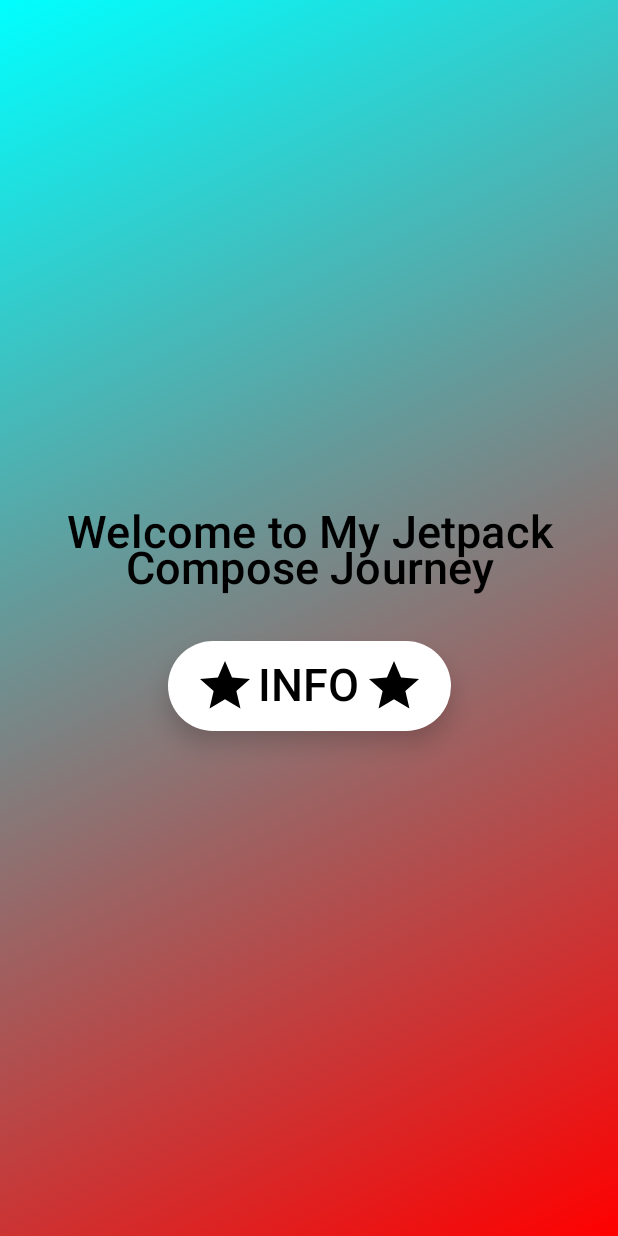
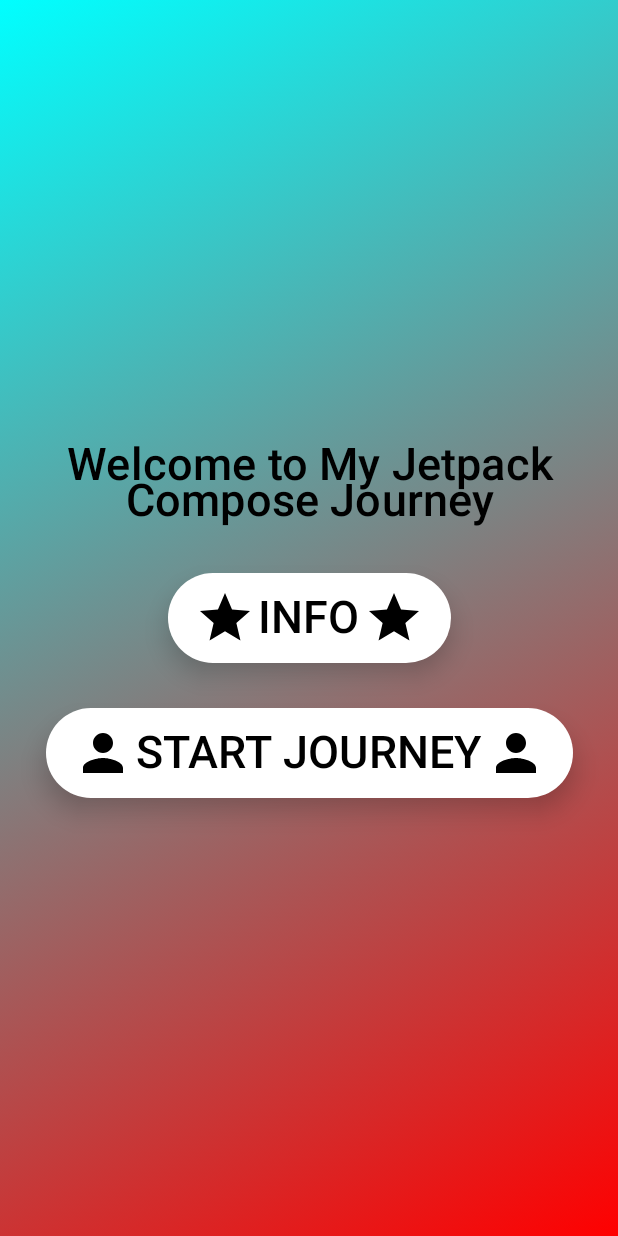
Before and after one commit to DominicPrzygonski/Mobile-Programming-2-Practical-01, an Android app built with Jetpack Compose: the screen it shows after launch (MainActivity), on a phone screen of 412 x 824 dp. Run offline under Robolectric (Android 15) with nearby library versions, the light colour scheme and no system bars.

Commit message:
Adding Assignment 03 - Practical 02 work

```diff
--- a/app/src/main/AndroidManifest.xml
+++ b/app/src/main/AndroidManifest.xml
@@ -9,6 +9,11 @@
         android:roundIcon="@mipmap/ic_launcher_round"
         android:supportsRtl="true"
         android:theme="@style/Theme.MyJetPackComposeJourney">
+        <activity
+            android:name=".PersonalDetails"
+            android:exported="false"
+            android:label="@string/title_activity_personal_details"
+            android:theme="@style/Theme.MyJetPackComposeJourney" />
         <activity
             android:name=".MainActivity"
             android:exported="true"
--- a/app/src/main/java/za/ac/cput/MainActivity.kt
+++ b/app/src/main/java/za/ac/cput/MainActivity.kt
@@ -1,5 +1,6 @@
 package za.ac.cput
 
+import android.content.Intent
 import android.os.Bundle
 import androidx.activity.ComponentActivity
 import androidx.activity.compose.setContent
@@ -8,6 +9,7 @@ import androidx.compose.foundation.layout.*
 import androidx.compose.foundation.shape.RoundedCornerShape
 import androidx.compose.material.*
 import androidx.compose.material.icons.Icons
+import androidx.compose.material.icons.filled.Person
 import androidx.compose.material.icons.filled.Star
 import androidx.compose.runtime.Composable
 import androidx.compose.runtime.MutableState
@@ -16,6 +18,7 @@ import androidx.compose.runtime.remember
 import androidx.compose.ui.Alignment
 import androidx.compose.ui.Modifier
 import androidx.compose.ui.graphics.Brush
+import androidx.compose.ui.platform.LocalContext
 import androidx.compose.ui.res.colorResource
 import androidx.compose.ui.res.stringResource
 import androidx.compose.ui.text.font.FontWeight
@@ -94,6 +97,43 @@ fun Welcome() {
             )
         }
 
+        Spacer(modifier = Modifier.height(30.dp))
+        val context = LocalContext.current
+
+        Button(
+            onClick = {context.startActivity(Intent(context, PersonalDetails::class.java))},
+            colors = ButtonDefaults.buttonColors(backgroundColor = colorResource(id = R.color.white)),
+            shape = RoundedCornerShape(50),
+            elevation = ButtonDefaults.elevation(
+                defaultElevation = 10.dp
+            )
+
+        ) {
+
+            Icon(
+                imageVector = Icons.Filled.Person,
+                contentDescription = "Person",
+                Modifier
+                    .padding(2.dp)
+                    .size(40.dp),
+            )
+
+            Text(
+                text = "START JOURNEY",
+                color = colorResource(id = R.color.black),
+                style = MaterialTheme.typography.subtitle2,
+                fontSize = 30.sp
+            )
+
+            Icon(
+                imageVector = Icons.Filled.Person,
+                contentDescription = "Person",
+                Modifier
+                    .padding(2.dp)
+                    .size(40.dp),
+            )
+        }
+
     }
 }
 
--- a/app/src/main/res/values/colors.xml
+++ b/app/src/main/res/values/colors.xml
@@ -7,4 +7,5 @@
     <color name="teal_700">#FF018786</color>
     <color name="black">#FF000000</color>
     <color name="white">#FFFFFFFF</color>
+    <color name="whiteShade">#A4FFFFFF</color>
 </resources>
--- a/app/src/main/res/values/strings.xml
+++ b/app/src/main/res/values/strings.xml
@@ -6,4 +6,6 @@
     <string name="description">My journey so far with Jetpack compose has been very insightful. Learning Jetpack Compose has shown me that base Android development had many more issues
         that I realised, and even through the short time we have been using Jetpack Compose I am clearly able to see its benefits and ease of use. I believe these few months we have
          been learning Jetpack Compose has been incredible helpful and useful for improving our overall skills at Android Development</string>
+    <string name="title_activity_personal_details">PersonalDetails</string>
+    <string name="Details">Name: Dominic Przygosnki\n\nCourse: Applications Development\n\nDepartment: Information Technology\n\nStudent Number: 219206414</string>
 </resources>
```
Also changed, not shown: app/src/main/java/za/ac/cput/PersonalDetails.kt (added, +174 -0 lines).
